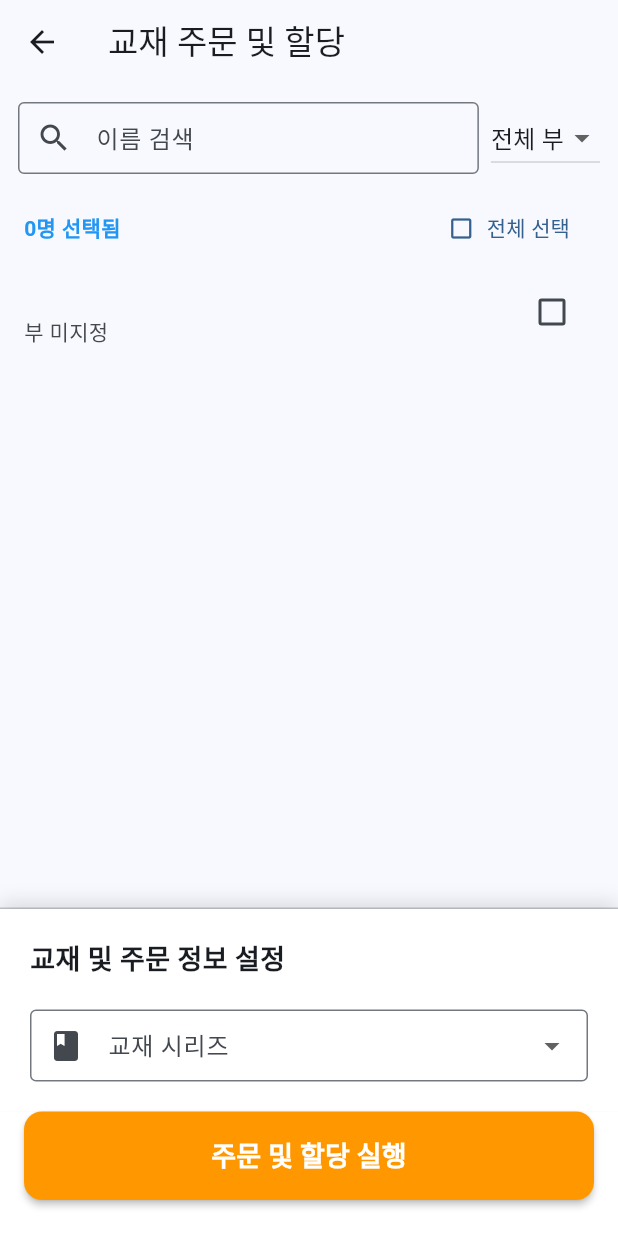
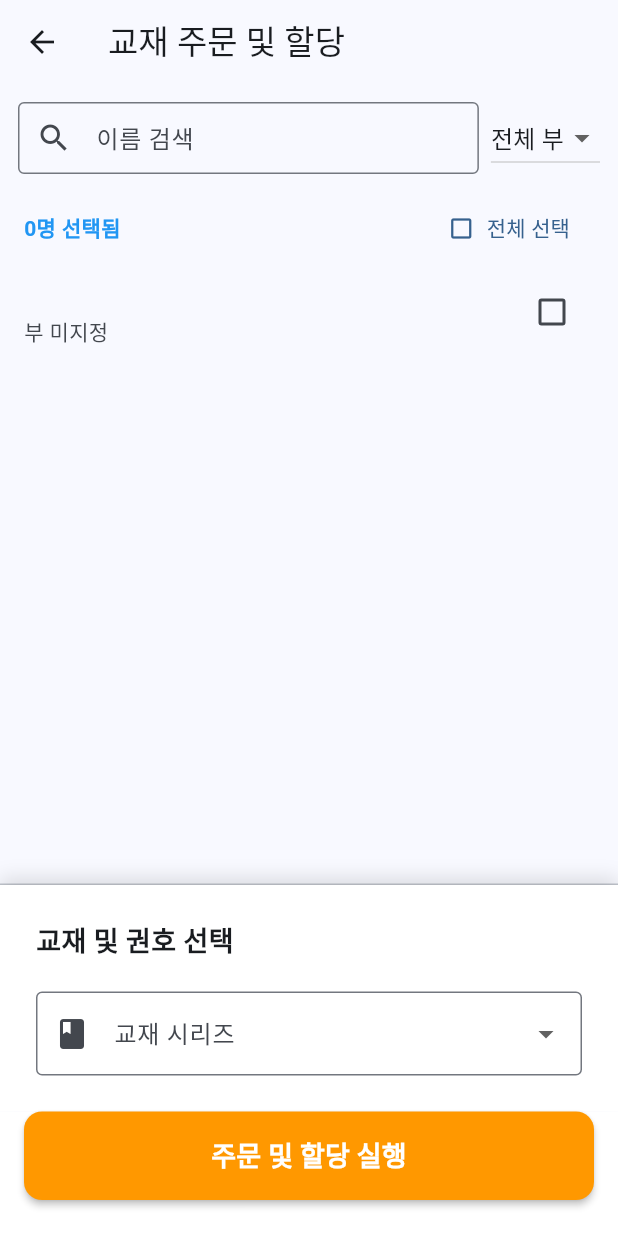
Before and after one commit to JaeHak1981/baduk_manager, a Flutter app: the TextbookOrderScreen screen opened directly with empty values, on a phone screen of 412 x 824 dp. Run offline on Flutter 3.47's test engine with Material 3 defaults, Android fonts, the phone set to English and light mode, and no system bars; our stand-ins replace cloud_firestore, firebase_auth, firebase_core; missing offline and left inert: excel, universal_html; accounts and stored records are empty; generated files the repository leaves out were written again.

Commit message:
feat: 교재 주문 UI 단순화 (단일 권호 선택 방식)

```diff
--- a/lib/screens/textbook_order_screen.dart
+++ b/lib/screens/textbook_order_screen.dart
@@ -21,8 +21,7 @@ class _TextbookOrderScreenState extends State<TextbookOrderScreen> {
   int? _selectedFilterSession; // null: 전체
   final Set<String> _selectedStudentIds = {};
   TextbookModel? _selectedTextbook;
-  int _startVolume = 1; // 시작 권호
-  int _orderQuantity = 1; // 주문 수량
+  int _targetVolume = 1; // 할당할 권호
   String _searchQuery = '';
 
   @override
@@ -40,8 +39,8 @@ class _TextbookOrderScreenState extends State<TextbookOrderScreen> {
     context.read<ProgressProvider>().loadAcademyProgress(widget.academy.id);
   }
 
-  // 학생 선택 시 가장 적절한 시작 권호 추천
-  void _updateRecommendedStartVolume() {
+  // 선택된 학생들의 진도를 분석하여 다음 권호 추천
+  void _updateRecommendedVolume() {
     if (_selectedTextbook == null || _selectedStudentIds.isEmpty) return;
 
     final progressProvider = context.read<ProgressProvider>();
@@ -64,7 +63,7 @@ class _TextbookOrderScreenState extends State<TextbookOrderScreen> {
     }
 
     setState(() {
-      _startVolume = (maxLastVolume + 1).clamp(
+      _targetVolume = (maxLastVolume + 1).clamp(
         1,
         _selectedTextbook!.totalVolumes,
       );
@@ -107,7 +106,7 @@ class _TextbookOrderScreenState extends State<TextbookOrderScreen> {
         _selectedStudentIds.addAll(filteredStudents.map((s) => s.id));
       }
     });
-    _updateRecommendedStartVolume();
+    _updateRecommendedVolume();
   }
 
   Future<void> _handleOrderAndAssign() async {
@@ -125,8 +124,8 @@ class _TextbookOrderScreenState extends State<TextbookOrderScreen> {
     }
 
     final progressProvider = context.read<ProgressProvider>();
-    Map<int, int> volumeCounts = {};
-    int totalAssigned = 0;
+    int targetVol = _targetVolume;
+    int studentCount = _selectedStudentIds.length;
 
     showDialog(
       context: context,
@@ -146,29 +145,19 @@ class _TextbookOrderScreenState extends State<TextbookOrderScreen> {
           }
         }
 
-        // 2. 지정된 시작 권호부터 수량만큼 할당
-        for (int i = 0; i < _orderQuantity; i++) {
-          int targetVolume = _startVolume + i;
-
-          // 최대 권수 초과 방지
-          if (targetVolume > _selectedTextbook!.totalVolumes) break;
-
+        // 2. 선택된 권호 할당 (인당 1권)
         await progressProvider.assignVolume(
           studentId: studentId,
           academyId: widget.academy.id,
           ownerId: widget.academy.ownerId,
           textbook: _selectedTextbook!,
-            volumeNumber: targetVolume,
+          volumeNumber: targetVol,
         );
-
-          volumeCounts[targetVolume] = (volumeCounts[targetVolume] ?? 0) + 1;
-          totalAssigned++;
-        }
       }
 
       if (mounted) {
         Navigator.pop(context); // 로딩 다이얼로그 닫기
-        _showOrderSummaryDialog(totalAssigned, volumeCounts);
+        _showOrderSummaryDialog(targetVol, studentCount);
       }
     } catch (e) {
       if (mounted) {
@@ -180,17 +169,13 @@ class _TextbookOrderScreenState extends State<TextbookOrderScreen> {
     }
   }
 
-  void _showOrderSummaryDialog(int totalCount, Map<int, int> volumeCounts) {
+  void _showOrderSummaryDialog(int volumeNumber, int count) {
     final String textbookName = _selectedTextbook!.name;
-    List<int> sortedVolumes = volumeCounts.keys.toList()..sort();
-    String detailedVolumes = sortedVolumes
-        .map((v) => '${v}권(${volumeCounts[v]})')
-        .join(', ');
 
     String orderSummary =
         '[${widget.academy.name}] 주문 내역:\n'
-        '$textbookName $detailedVolumes\n'
-        '총 $totalCount권 주문 요청합니다.';
+        '$textbookName ${volumeNumber}권 ($count명)\n'
+        '총 $count권 주문 요청합니다.';
 
     showDialog(
       context: context,
@@ -200,7 +185,7 @@ class _TextbookOrderScreenState extends State<TextbookOrderScreen> {
           mainAxisSize: MainAxisSize.min,
           crossAxisAlignment: CrossAxisAlignment.start,
           children: [
-            const Text('지정된 권수대로 할당이 완료되었습니다.'),
+            const Text('지정된 권호로 할당이 완료되었습니다.'),
             const SizedBox(height: 16),
             const Text(
               '출판사 전송용 주문 문구:',
@@ -342,7 +327,7 @@ class _TextbookOrderScreenState extends State<TextbookOrderScreen> {
                       else
                         _selectedStudentIds.remove(student.id);
                     });
-                    _updateRecommendedStartVolume();
+                    _updateRecommendedVolume();
                   },
                 );
               },
@@ -370,7 +355,7 @@ class _TextbookOrderScreenState extends State<TextbookOrderScreen> {
 
   Widget _buildOrderSettingsArea(List<TextbookModel> textbooks) {
     return Container(
-      padding: const EdgeInsets.all(20),
+      padding: const EdgeInsets.all(24),
       decoration: BoxDecoration(
         color: Colors.white,
         boxShadow: const [
@@ -386,136 +371,48 @@ class _TextbookOrderScreenState extends State<TextbookOrderScreen> {
         mainAxisSize: MainAxisSize.min,
         children: [
           const Text(
-            '교재 및 주문 정보 설정',
+            '교재 및 권호 선택',
             style: TextStyle(fontWeight: FontWeight.bold, fontSize: 18),
           ),
           const SizedBox(height: 20),
 
-          // 1. 교재 선택
           DropdownButtonFormField<TextbookModel>(
             value: _selectedTextbook,
             decoration: const InputDecoration(
               labelText: '교재 시리즈',
               border: OutlineInputBorder(),
-              contentPadding: EdgeInsets.symmetric(horizontal: 12),
               prefixIcon: Icon(Icons.book),
             ),
             items: textbooks
                 .map((t) => DropdownMenuItem(value: t, child: Text(t.name)))
                 .toList(),
             onChanged: (val) {
-              setState(() {
-                _selectedTextbook = val;
-                _orderQuantity = 1;
-              });
-              _updateRecommendedStartVolume();
+              setState(() => _selectedTextbook = val);
+              _updateRecommendedVolume();
             },
           ),
 
           if (_selectedTextbook != null) ...[
-            const SizedBox(height: 20),
-
-            Row(
-              children: [
-                // 2. 시작 권호 선택
-                Expanded(
-                  flex: 2,
-                  child: DropdownButtonFormField<int>(
-                    value: _startVolume,
+            const SizedBox(height: 16),
+            DropdownButtonFormField<int>(
+              value: _targetVolume,
               decoration: const InputDecoration(
-                      labelText: '시작 권호',
+                labelText: '할당할 권호 선택',
                 border: OutlineInputBorder(),
-                      contentPadding: EdgeInsets.symmetric(horizontal: 12),
+                prefixIcon: Icon(Icons.pin),
               ),
               items:
-                        List.generate(
-                              _selectedTextbook!.totalVolumes,
-                              (i) => i + 1,
-                            )
+                  List.generate(_selectedTextbook!.totalVolumes, (i) => i + 1)
                       .map(
-                              (v) => DropdownMenuItem(
-                                value: v,
-                                child: Text('$v권'),
-                              ),
+                        (v) => DropdownMenuItem(value: v, child: Text('$v권')),
                       )
                       .toList(),
-                    onChanged: (val) => setState(() => _startVolume = val!),
+              onChanged: (val) => setState(() => _targetVolume = val!),
             ),
-                ),
-                const SizedBox(width: 16),
-                // 3. 수량 조절
-                Expanded(
-                  flex: 3,
-                  child: Column(
-                    crossAxisAlignment: CrossAxisAlignment.start,
-                    children: [
-                      const Text(
-                        '주문 수량',
-                        style: TextStyle(fontSize: 13, color: Colors.grey),
-                      ),
-                      const SizedBox(height: 4),
-                      Container(
-                        decoration: BoxDecoration(
-                          border: Border.all(color: Colors.grey.shade400),
-                          borderRadius: BorderRadius.circular(4),
-                        ),
-                        child: Row(
-                          mainAxisAlignment: MainAxisAlignment.spaceBetween,
-                          children: [
-                            IconButton(
-                              icon: const Icon(Icons.remove),
-                              onPressed: _orderQuantity > 1
-                                  ? () => setState(() => _orderQuantity--)
-                                  : null,
-                            ),
+            const SizedBox(height: 12),
             Text(
-                              '$_orderQuantity권',
-                              style: const TextStyle(
-                                fontSize: 16,
-                                fontWeight: FontWeight.bold,
-                              ),
-                            ),
-                            IconButton(
-                              icon: const Icon(Icons.add),
-                              onPressed: () => setState(() => _orderQuantity++),
-                            ),
-                          ],
-                        ),
-                      ),
-                    ],
-                  ),
-                ),
-              ],
-            ),
-
-            const SizedBox(height: 12),
-            // 범위 안내 문구
-            Container(
-              padding: const EdgeInsets.symmetric(horizontal: 12, vertical: 8),
-              decoration: BoxDecoration(
-                color: Colors.orange.shade50,
-                borderRadius: BorderRadius.circular(8),
-              ),
-              child: Row(
-                children: [
-                  const Icon(
-                    Icons.info_outline,
-                    size: 16,
-                    color: Colors.orange,
-                  ),
-                  const SizedBox(width: 8),
-                  Text(
-                    _orderQuantity == 1
-                        ? '$_startVolume권을 할당합니다.'
-                        : '$_startVolume권부터 ${math.min(_startVolume + _orderQuantity - 1, _selectedTextbook!.totalVolumes)}권까지 할당합니다.',
-                    style: TextStyle(
-                      color: Colors.orange.shade900,
-                      fontSize: 13,
-                      fontWeight: FontWeight.w600,
-                    ),
-                  ),
-                ],
-              ),
+              '※ 선택한 학생들에게 ${_targetVolume}권을 1권씩 할당합니다.',
+              style: const TextStyle(color: Colors.grey, fontSize: 13),
             ),
           ],
         ],
@@ -524,7 +421,7 @@ class _TextbookOrderScreenState extends State<TextbookOrderScreen> {
   }
 
   Widget _buildBottomButton() {
-    final int totalBooks = _selectedStudentIds.length * _orderQuantity;
+    final int totalCount = _selectedStudentIds.length;
     return Container(
       width: double.infinity,
       color: Colors.white,
@@ -541,7 +438,7 @@ class _TextbookOrderScreenState extends State<TextbookOrderScreen> {
         ),
         onPressed: _handleOrderAndAssign,
         child: Text(
-          totalBooks > 0 ? '총 $totalBooks권 주문 및 할당 실행' : '주문 및 할당 실행',
+          totalCount > 0 ? '총 $totalCount권 주문 및 할당 실행' : '주문 및 할당 실행',
           style: const TextStyle(fontSize: 18, fontWeight: FontWeight.bold),
         ),
       ),
```
Lines whose indentation alone changed are shown as unchanged.
